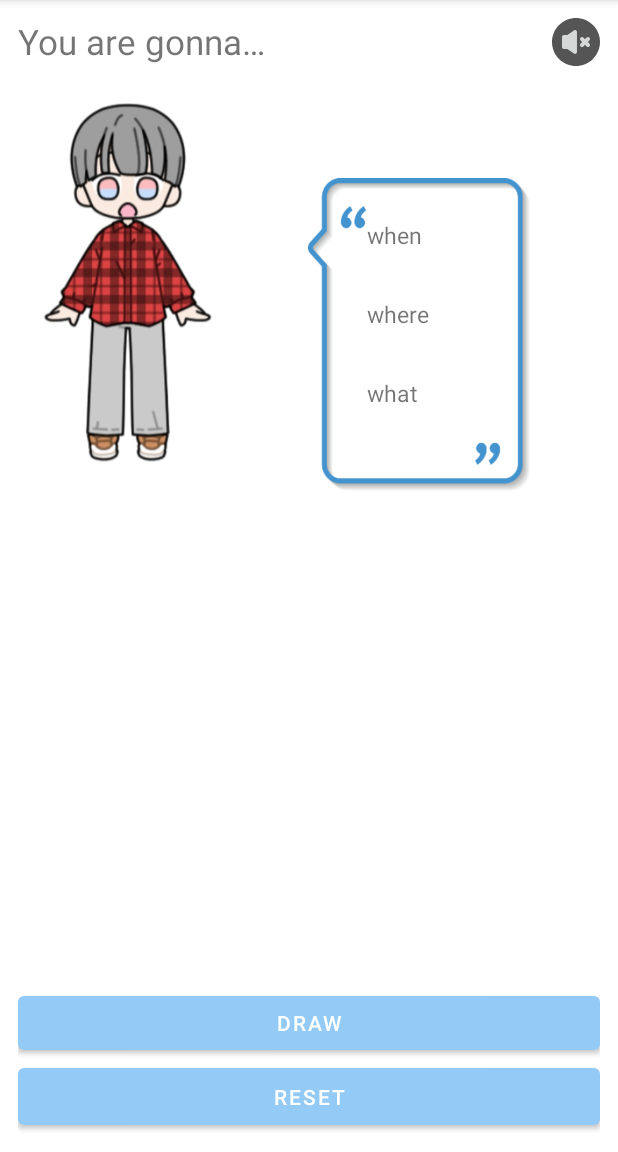
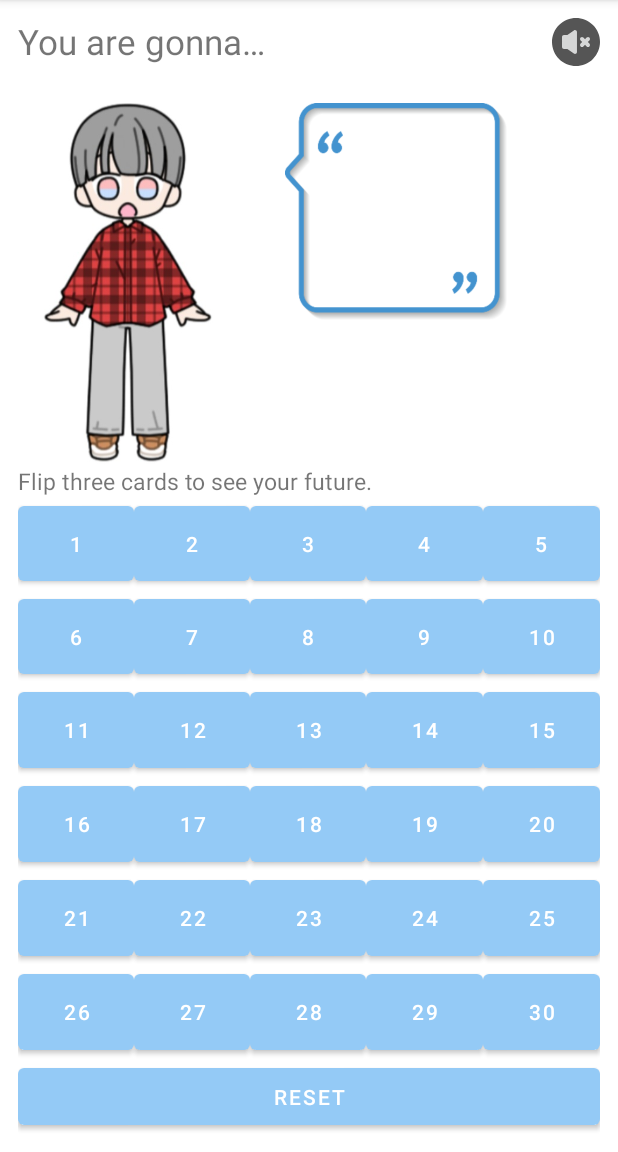
Before and after one commit to kcdevjeon/comfykidz, an Android app: the screen it shows after launch (MainActivity), on a phone screen of 412 x 824 dp, the part 84-1236 px from its top. Run offline under Robolectric (Android 15) with nearby library versions, the phone set to English and light mode, and no system bars; our stand-ins replace data binding.

Commit message:
button reverted

```diff
--- a/app/src/main/res/layout/button_table_layout.xml
+++ b/app/src/main/res/layout/button_table_layout.xml
@@ -2,329 +2,336 @@
 <layout xmlns:android="http://schemas.android.com/apk/res/android">
 
     <data>
-
         <variable
             name="vm"
             type="com.kccorp.comfykids.MainViewModel" />
     </data>
 
-
     <LinearLayout
         android:id="@+id/buttons_table"
         android:layout_width="match_parent"
         android:layout_height="wrap_content"
-        android:orientation="vertical"
-        android:paddingTop="@dimen/layout_top_margin">
-
-        <TextView
-            android:id="@+id/description"
-            android:layout_width="match_parent"
-            android:layout_height="wrap_content"
-            android:text="@string/title_hint"
-            android:textSize="@dimen/label_description_size" />
+        android:orientation="vertical">
 
         <LinearLayout
             android:layout_width="match_parent"
-            android:layout_height="wrap_content"
+            android:layout_height="0dp"
+            android:layout_weight="1"
             android:orientation="horizontal">
 
             <Button
                 android:id="@+id/button1"
-                android:layout_width="match_parent"
-                android:layout_height="@dimen/button_height"
+                android:layout_width="0dp"
+                android:layout_height="match_parent"
                 android:layout_margin="@dimen/button_margin"
                 android:layout_weight="1"
+                android:hapticFeedbackEnabled="true"
                 android:onClick="@{(view)->vm.onClickCard(view)}"
+                android:paddingLeft="1dp"
+                android:paddingRight="1dp"
                 android:text="1" />
 
             <Button
                 android:id="@+id/button2"
-                android:layout_width="match_parent"
-                android:layout_height="@dimen/button_height"
+                android:layout_width="0dp"
+                android:layout_weight="1"
+                android:layout_height="match_parent"
                 android:layout_margin="@dimen/button_margin"
-                android:layout_weight="1"
                 android:onClick="@{(view)->vm.onClickCard(view)}"
+                android:paddingRight="1dp"
+                android:paddingLeft="1dp"
                 android:text="2" />
 
             <Button
                 android:id="@+id/button3"
-                android:layout_width="match_parent"
-                android:layout_height="@dimen/button_height"
+                android:layout_width="0dp"
+                android:layout_weight="1"
+                android:layout_height="match_parent"
                 android:layout_margin="@dimen/button_margin"
-                android:layout_weight="1"
                 android:onClick="@{(view)->vm.onClickCard(view)}"
+                android:paddingRight="1dp"
+                android:paddingLeft="1dp"
                 android:text="3" />
 
             <Button
                 android:id="@+id/button4"
-                android:layout_width="match_parent"
-                android:layout_height="@dimen/button_height"
+                android:layout_width="0dp"
+                android:layout_weight="1"
+                android:layout_height="match_parent"
                 android:layout_margin="@dimen/button_margin"
-                android:layout_weight="1"
                 android:onClick="@{(view)->vm.onClickCard(view)}"
+                android:layout_marginLeft="1dp"
+                android:layout_marginRight="1dp"
                 android:text="4" />
 
             <Button
                 android:id="@+id/button5"
-                android:layout_width="match_parent"
-                android:layout_height="@dimen/button_height"
+                android:layout_width="0dp"
+                android:layout_weight="1"
+                android:layout_height="match_parent"
                 android:layout_margin="@dimen/button_margin"
-                android:layout_weight="1"
                 android:onClick="@{(view)->vm.onClickCard(view)}"
+                android:layout_marginLeft="1dp"
+                android:layout_marginRight="1dp"
                 android:text="5" />
         </LinearLayout>
 
         <LinearLayout
             android:layout_width="match_parent"
-            android:layout_height="wrap_content"
+            android:layout_height="0dp"
+            android:layout_weight="1"
             android:orientation="horizontal">
 
             <Button
                 android:id="@+id/button6"
-                android:layout_width="match_parent"
-                android:layout_height="@dimen/button_height"
+                android:layout_width="0dp"
+                android:layout_weight="1"
+                android:layout_height="match_parent"
                 android:layout_margin="@dimen/button_margin"
-                android:layout_weight="1"
                 android:onClick="@{(view)->vm.onClickCard(view)}"
                 android:text="6" />
 
             <Button
                 android:id="@+id/button7"
-                android:layout_width="match_parent"
-                android:layout_height="@dimen/button_height"
+                android:layout_width="0dp"
+                android:layout_weight="1"
+                android:layout_height="match_parent"
                 android:layout_margin="@dimen/button_margin"
-                android:layout_weight="1"
                 android:onClick="@{(view)->vm.onClickCard(view)}"
                 android:text="7" />
 
             <Button
                 android:id="@+id/button8"
-                android:layout_width="match_parent"
-                android:layout_height="@dimen/button_height"
+                android:layout_width="0dp"
+                android:layout_weight="1"
+                android:layout_height="match_parent"
                 android:layout_margin="@dimen/button_margin"
-                android:layout_weight="1"
                 android:onClick="@{(view)->vm.onClickCard(view)}"
                 android:text="8" />
 
             <Button
                 android:id="@+id/button9"
-                android:layout_width="match_parent"
-                android:layout_height="@dimen/button_height"
+                android:layout_width="0dp"
+                android:layout_weight="1"
+                android:layout_height="match_parent"
                 android:layout_margin="@dimen/button_margin"
-                android:layout_weight="1"
                 android:onClick="@{(view)->vm.onClickCard(view)}"
                 android:text="9" />
 
             <Button
                 android:id="@+id/button10"
-                android:layout_width="match_parent"
-                android:layout_height="@dimen/button_height"
+                android:layout_width="0dp"
+                android:layout_weight="1"
+                android:layout_height="match_parent"
                 android:layout_margin="@dimen/button_margin"
-                android:layout_weight="1"
                 android:onClick="@{(view)->vm.onClickCard(view)}"
                 android:text="10" />
         </LinearLayout>
 
         <LinearLayout
             android:layout_width="match_parent"
-            android:layout_height="wrap_content"
+            android:layout_height="0dp"
+            android:layout_weight="1"
             android:orientation="horizontal">
 
             <Button
                 android:id="@+id/button11"
-                android:layout_width="match_parent"
-                android:layout_height="@dimen/button_height"
+                android:layout_width="0dp"
+                android:layout_weight="1"
+                android:layout_height="match_parent"
                 android:layout_margin="@dimen/button_margin"
-                android:layout_weight="1"
                 android:onClick="@{(view)->vm.onClickCard(view)}"
                 android:text="11" />
 
             <Button
                 android:id="@+id/button12"
-                android:layout_width="match_parent"
-                android:layout_height="@dimen/button_height"
+                android:layout_width="0dp"
+                android:layout_weight="1"
+                android:layout_height="match_parent"
                 android:layout_margin="@dimen/button_margin"
-                android:layout_weight="1"
                 android:onClick="@{(view)->vm.onClickCard(view)}"
                 android:text="12" />
 
             <Button
                 android:id="@+id/button13"
-                android:layout_width="match_parent"
-                android:layout_height="@dimen/button_height"
+                android:layout_width="0dp"
+                android:layout_weight="1"
+                android:layout_height="match_parent"
                 android:layout_margin="@dimen/button_margin"
-                android:layout_weight="1"
                 android:onClick="@{(view)->vm.onClickCard(view)}"
                 android:text="13" />
 
             <Button
                 android:id="@+id/button14"
-                android:layout_width="match_parent"
-                android:layout_height="@dimen/button_height"
+                android:layout_width="0dp"
+                android:layout_weight="1"
+                android:layout_height="match_parent"
                 android:layout_margin="@dimen/button_margin"
-                android:layout_weight="1"
                 android:onClick="@{(view)->vm.onClickCard(view)}"
                 android:text="14" />
 
             <Button
                 android:id="@+id/button15"
-                android:layout_width="match_parent"
-                android:layout_height="@dimen/button_height"
+                android:layout_width="0dp"
+                android:layout_weight="1"
+                android:layout_height="match_parent"
                 android:layout_margin="@dimen/button_margin"
-                android:layout_weight="1"
                 android:onClick="@{(view)->vm.onClickCard(view)}"
                 android:text="15" />
         </LinearLayout>
 
         <LinearLayout
             android:layout_width="match_parent"
-            android:layout_height="wrap_content"
+            android:layout_height="0dp"
+            android:layout_weight="1"
             android:orientation="horizontal">
 
             <Button
                 android:id="@+id/button16"
-                android:layout_width="match_parent"
-                android:layout_height="@dimen/button_height"
+                android:layout_width="0dp"
+                android:layout_weight="1"
+                android:layout_height="match_parent"
                 android:layout_margin="@dimen/button_margin"
-                android:layout_weight="1"
                 android:onClick="@{(view)->vm.onClickCard(view)}"
                 android:text="16" />
 
             <Button
                 android:id="@+id/button17"
-                android:layout_width="match_parent"
-                android:layout_height="@dimen/button_height"
+                android:layout_width="0dp"
+                android:layout_weight="1"
+                android:layout_height="match_parent"
                 android:layout_margin="@dimen/button_margin"
-                android:layout_weight="1"
                 android:onClick="@{(view)->vm.onClickCard(view)}"
                 android:text="17" />
 
             <Button
                 android:id="@+id/button18"
-                android:layout_width="match_parent"
-                android:layout_height="@dimen/button_height"
+                android:layout_width="0dp"
+                android:layout_weight="1"
+                android:layout_height="match_parent"
                 android:layout_margin="@dimen/button_margin"
-                android:layout_weight="1"
                 android:onClick="@{(view)->vm.onClickCard(view)}"
                 android:text="18" />
 
             <Button
                 android:id="@+id/button19"
-                android:layout_width="match_parent"
-                android:layout_height="@dimen/button_height"
+                android:layout_width="0dp"
+                android:layout_weight="1"
+                android:layout_height="match_parent"
                 android:layout_margin="@dimen/button_margin"
-                android:layout_weight="1"
                 android:onClick="@{(view)->vm.onClickCard(view)}"
                 android:text="19" />
 
             <Button
                 android:id="@+id/button20"
-                android:layout_width="match_parent"
-                android:layout_height="@dimen/button_height"
+                android:layout_width="0dp"
+                android:layout_weight="1"
+                android:layout_height="match_parent"
                 android:layout_margin="@dimen/button_margin"
-                android:layout_weight="1"
                 android:onClick="@{(view)->vm.onClickCard(view)}"
                 android:text="20" />
         </LinearLayout>
 
         <LinearLayout
             android:layout_width="match_parent"
-            android:layout_height="wrap_content"
+            android:layout_height="0dp"
+            android:layout_weight="1"
             android:orientation="horizontal">
 
             <Button
                 android:id="@+id/button21"
-                android:layout_width="match_parent"
-                android:layout_height="@dimen/button_height"
+                android:layout_width="0dp"
+                android:layout_weight="1"
+                android:layout_height="match_parent"
                 android:layout_margin="@dimen/button_margin"
-                android:layout_weight="1"
                 android:onClick="@{(view)->vm.onClickCard(view)}"
                 android:text="21" />
 
             <Button
                 android:id="@+id/button22"
-                android:layout_width="match_parent"
-                android:layout_height="@dimen/button_height"
+                android:layout_width="0dp"
+                android:layout_weight="1"
+                android:layout_height="match_parent"
                 android:layout_margin="@dimen/button_margin"
-                android:layout_weight="1"
                 android:onClick="@{(view)->vm.onClickCard(view)}"
                 android:text="22" />
 
             <Button
                 android:id="@+id/button23"
-                android:layout_width="match_parent"
-                android:layout_height="@dimen/button_height"
+                android:layout_width="0dp"
+                android:layout_weight="1"
+                android:layout_height="match_parent"
                 android:layout_margin="@dimen/button_margin"
-                android:layout_weight="1"
                 android:onClick="@{(view)->vm.onClickCard(view)}"
                 android:text="23" />
 
             <Button
                 android:id="@+id/button24"
-                android:layout_width="match_parent"
-                android:layout_height="@dimen/button_height"
+                android:layout_width="0dp"
+                android:layout_weight="1"
+                android:layout_height="match_parent"
                 android:layout_margin="@dimen/button_margin"
-                android:layout_weight="1"
                 android:onClick="@{(view)->vm.onClickCard(view)}"
                 android:text="24" />
 
             <Button
                 android:id="@+id/button25"
-                android:layout_width="match_parent"
-                android:layout_height="@dimen/button_height"
+                android:layout_width="0dp"
+                android:layout_weight="1"
+                android:layout_height="match_parent"
                 android:layout_margin="@dimen/button_margin"
-                android:layout_weight="1"
                 android:onClick="@{(view)->vm.onClickCard(view)}"
                 android:text="25" />
         </LinearLayout>
 
         <LinearLayout
             android:layout_width="match_parent"
-            android:layout_height="wrap_content"
+            android:layout_height="0dp"
+            android:layout_weight="1"
             android:orientation="horizontal">
 
             <Button
                 android:id="@+id/button26"
-                android:layout_width="match_parent"
-                android:layout_height="@dimen/button_height"
+                android:layout_width="0dp"
+                android:layout_weight="1"
+                android:layout_height="match_parent"
                 android:layout_margin="@dimen/button_margin"
-                android:layout_weight="1"
                 android:onClick="@{(view)->vm.onClickCard(view)}"
                 android:text="26" />
 
             <Button
                 android:id="@+id/button27"
-                android:layout_width="match_parent"
-                android:layout_height="@dimen/button_height"
+                android:layout_width="0dp"
+                android:layout_weight="1"
+                android:layout_height="match_parent"
                 android:layout_margin="@dimen/button_margin"
-                android:layout_weight="1"
                 android:onClick="@{(view)->vm.onClickCard(view)}"
                 android:text="27" />
 
             <Button
                 android:id="@+id/button28"
-                android:layout_width="match_parent"
-                android:layout_height="@dimen/button_height"
+                android:layout_width="0dp"
+                android:layout_weight="1"
+                android:layout_height="match_parent"
                 android:layout_margin="@dimen/button_margin"
-                android:layout_weight="1"
                 android:onClick="@{(view)->vm.onClickCard(view)}"
                 android:text="28" />
 
             <Button
                 android:id="@+id/button29"
-                android:layout_width="match_parent"
-                android:layout_height="@dimen/button_height"
+                android:layout_width="0dp"
+                android:layout_weight="1"
+                android:layout_height="match_parent"
                 android:layout_margin="@dimen/button_margin"
-                android:layout_weight="1"
                 android:onClick="@{(view)->vm.onClickCard(view)}"
                 android:text="29" />
 
             <Button
                 android:id="@+id/button30"
-                android:layout_width="match_parent"
-                android:layout_height="@dimen/button_height"
+                android:layout_width="0dp"
+                android:layout_weight="1"
+                android:layout_height="match_parent"
                 android:layout_margin="@dimen/button_margin"
-                android:layout_weight="1"
                 android:onClick="@{(view)->vm.onClickCard(view)}"
                 android:text="30" />
         </LinearLayout>
--- a/app/src/main/res/layout/fragment_first.xml
+++ b/app/src/main/res/layout/fragment_first.xml
@@ -23,8 +23,8 @@
             android:paddingBottom="@dimen/label_title_bottom_padding"
             android:text="@string/title"
             android:textSize="@dimen/label_title_size"
-            bind:layout_constraintTop_toTopOf="parent"
-            bind:layout_constraintLeft_toLeftOf="parent"/>
+            bind:layout_constraintLeft_toLeftOf="parent"
+            bind:layout_constraintTop_toTopOf="parent" />
 
         <ImageButton
             android:id="@+id/mute_button"
@@ -47,69 +47,46 @@
             android:id="@+id/result"
             android:layout_width="wrap_content"
             android:layout_height="wrap_content"
+            android:background="@drawable/pngwing_com_200px"
             android:orientation="vertical"
-            android:layout_marginTop="@dimen/layout_top_margin"
-            android:background="@drawable/pngwing_com_200px"
+            bind:layout_constraintTop_toTopOf="@+id/friend_image"
             bind:layout_constraintLeft_toRightOf="@+id/friend_image"
             bind:layout_constraintRight_toRightOf="parent"
-            bind:layout_constraintTop_toBottomOf="@+id/title">
-
-            <TextView
-                android:id="@+id/title_when"
-                android:layout_width="match_parent"
-                android:layout_height="wrap_content"
-                android:text="@string/when"
-                android:textSize="@dimen/text_title_size" />
+            android:layout_marginRight="30dp">
 
             <TextView
                 android:id="@+id/value_when"
                 android:layout_width="match_parent"
                 android:layout_height="wrap_content"
+                android:maxLines="2"
                 android:text="@{vm.whenValue}"
-                android:maxLines="2"
                 android:textSize="@dimen/text_content_size" />
-
-            <TextView
-                android:id="@+id/title_where"
-                android:layout_width="match_parent"
-                android:layout_height="wrap_content"
-                android:text="@string/where"
-                android:textSize="@dimen/text_title_size" />
 
             <TextView
                 android:id="@+id/value_where"
                 android:layout_width="match_parent"
                 android:layout_height="wrap_content"
+                android:maxLines="2"
                 android:text="@{vm.whereValue}"
-                android:maxLines="2"
                 android:textSize="@dimen/text_content_size" />
-
-            <TextView
-                android:id="@+id/title_what"
-                android:layout_width="match_parent"
-                android:layout_height="wrap_content"
-                android:text="@string/what"
-                android:textSize="@dimen/text_title_size" />
 
             <TextView
                 android:id="@+id/value_what"
                 android:layout_width="match_parent"
                 android:layout_height="wrap_content"
                 android:maxWidth="140dp"
+                android:maxLines="2"
                 android:text="@{vm.whatValue}"
-                android:maxLines="2"
                 android:textSize="@dimen/text_content_size" />
         </LinearLayout>
 
-        <Button
-            android:id="@+id/button_draw"
+        <TextView
+            android:id="@+id/description"
             android:layout_width="match_parent"
             android:layout_height="wrap_content"
-            android:text="@string/draw"
-            android:onClick="@{()->vm.onClickDraw()}"
-            bind:layout_constraintBottom_toTopOf="@+id/button_reset"
-            bind:layout_constraintEnd_toEndOf="parent"
-            bind:layout_constraintStart_toStartOf="parent" />
+            android:text="@string/title_hint"
+            android:textSize="@dimen/label_description_size"
+            bind:layout_constraintTop_toBottomOf="@id/friend_image" />
 
         <Button
             android:id="@+id/button_reset"
@@ -118,8 +95,17 @@
             android:layout_gravity="bottom"
             android:onClick="@{()->vm.onClickReset()}"
             android:text="@string/reset"
-            bind:layout_constraintBottom_toBottomOf="parent"
-            tools:layout_editor_absoluteX="12dp" />
+            bind:layout_constraintBottom_toBottomOf="parent" />
+
+        <include
+            layout="@layout/button_table_layout"
+            android:layout_width="match_parent"
+            android:layout_height="0dp"
+            bind:layout_constraintLeft_toLeftOf="parent"
+            bind:layout_constraintRight_toRightOf="parent"
+            bind:layout_constraintBottom_toTopOf="@id/button_reset"
+            bind:layout_constraintTop_toBottomOf="@id/description"
+            bind:vm="@{vm}" />
 
     </androidx.constraintlayout.widget.ConstraintLayout>
 </layout>
--- a/app/src/main/res/values/dimens.xml
+++ b/app/src/main/res/values/dimens.xml
@@ -1,7 +1,7 @@
 <resources>
     <dimen name="fab_margin">16dp</dimen>
     <dimen name="layout_padding">12dp</dimen>
-    <dimen name="button_margin">2dp</dimen>
+    <dimen name="button_margin">0dp</dimen>
     <dimen name="label_title_size">23sp</dimen>
     <dimen name="label_title_bottom_padding">25dp</dimen>
     <dimen name="label_description_size">15sp</dimen>
```
Also changed, not shown: app/src/main/java/com/kccorp/comfykids/MainViewModel.kt (+5 -4 lines).
